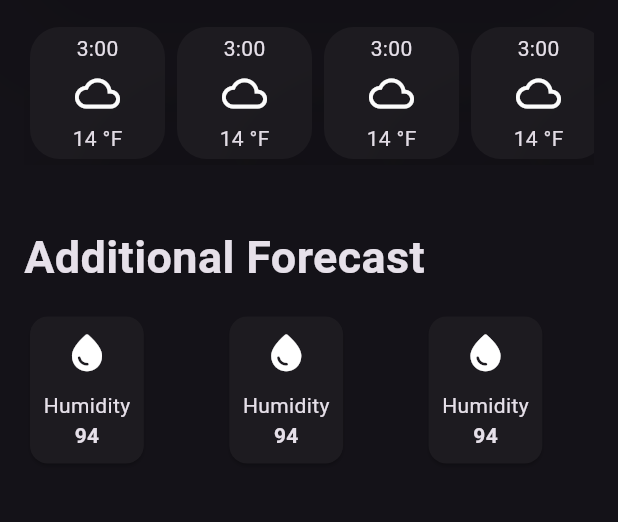
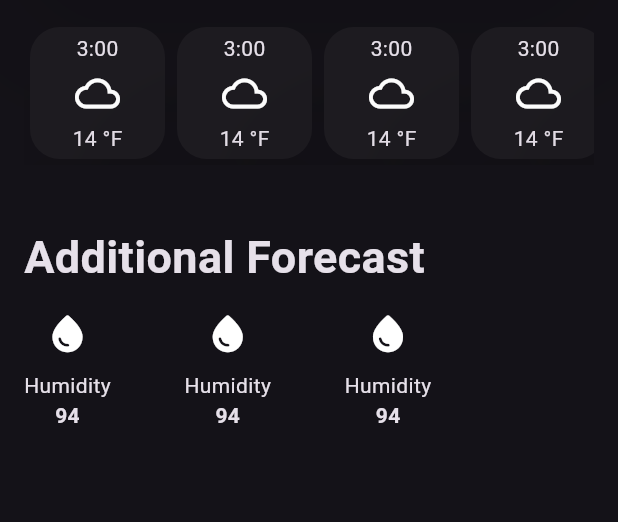
Before and after one commit to samrocks03/LearningFlutter, a Flutter app: the screen it shows after launch, on a phone screen of 412 x 824 dp, the part 495-1017 px from its top. Run offline on Flutter 3.47's test engine with Material 2 defaults, Android fonts, the phone set to English and light mode, and no system bars.

Commit message:
Removed unnecessary card from the Widget

```diff
--- a/weather_apk/lib/additional_inf_card.dart
+++ b/weather_apk/lib/additional_inf_card.dart
@@ -7,10 +7,7 @@ class AdditionalInformationCard extends StatelessWidget {
 
   @override
   Widget build(BuildContext context) {
-      return Card(
-          child : Container(
-            padding: EdgeInsets.all(9),
-            child: Column(
+      return Column(
         children: [
           Icon(Icons.water_drop_rounded,
             size: 30,
@@ -28,8 +25,6 @@ class AdditionalInformationCard extends StatelessWidget {
 
           // SizedBox(height: 10),
         ],
-            ),
-          )
       );
   }
 }
```
Lines whose indentation alone changed are shown as unchanged.
